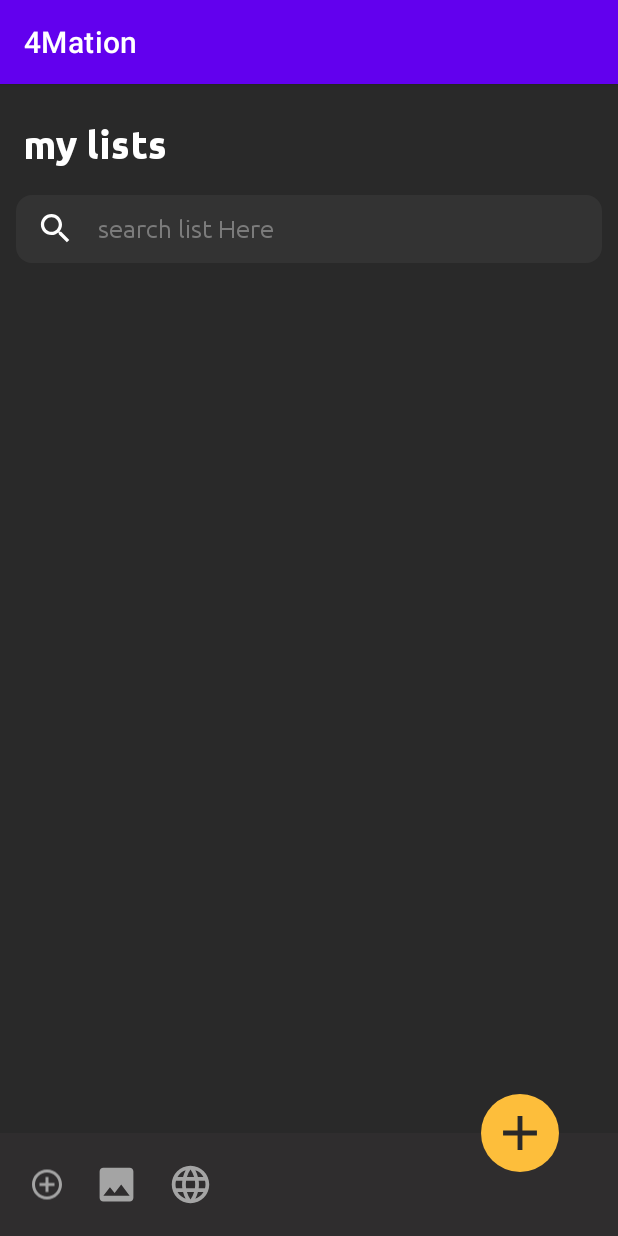
After one commit to SupunGurusinghe/MAD_Group_Project, an Android app: the ListView screen opened directly, with no data from a screen before it, on a phone screen of 412 x 824 dp. The commit adds this screen. Run offline under Robolectric (Android 15) with nearby library versions, the phone set to English and light mode, and no system bars; our stand-ins replace sdp/ssp sizes.

Commit message:
Create list view layout

```diff
--- /dev/null
+++ b/app/src/main/java/com/example/a4mation/activities/ListView.java
@@ -0,0 +1,16 @@
+package com.example.a4mation.activities;
+
+import androidx.appcompat.app.AppCompatActivity;
+
+import android.os.Bundle;
+
+import com.example.a4mation.R;
+
+public class ListView extends AppCompatActivity {
+
+    @Override
+    protected void onCreate(Bundle savedInstanceState) {
+        super.onCreate(savedInstanceState);
+        setContentView(R.layout.activity_list_view);
+    }
+}
--- a/app/src/main/res/layout/activity_list_new_view.xml
+++ b/app/src/main/res/layout/activity_list_view.xml
@@ -6,7 +6,7 @@
     android:layout_height="match_parent"
     xmlns:app="http://schemas.android.com/apk/res-auto"
     android:background="@color/colorPrimary"
-    tools:context=".MainActivity">
+    tools:context=".activities.ListView">
 
     <TextView
         android:id="@+id/textMyNotes"
@@ -40,7 +40,7 @@
             android:layout_width="@dimen/_20sdp"
             android:layout_height="@dimen/_20sdp"
             android:contentDescription="@string/app_name"
-            android:src="@drawable/ic_list_search"/>
+            app:srcCompat="@drawable/ic_list_search"/>
 
 
         <EditText
@@ -89,7 +89,7 @@
             android:layout_width="wrap_content"
             android:layout_height="@dimen/_23sdp"
             android:contentDescription="@string/app_name"
-            android:src="@drawable/ic_list_add_outline"
+            app:srcCompat="@drawable/ic_list_add_outline"
             app:tint="@color/colorIcons"/>
 
         <ImageView
@@ -98,7 +98,7 @@
             android:layout_height="@dimen/_23sdp"
             android:layout_marginLeft="@dimen/_15sdp"
             android:contentDescription="@string/app_name"
-            android:src="@drawable/ic_list_image"
+            app:srcCompat="@drawable/ic_list_image"
             app:tint="@color/colorIcons"/>
 
         <ImageView
@@ -107,7 +107,7 @@
             android:layout_height="@dimen/_23sdp"
             android:layout_marginLeft="@dimen/_15sdp"
             android:contentDescription="@string/app_name"
-            android:src="@drawable/ic_list_web_link"
+            app:srcCompat="@drawable/ic_list_web_link"
             app:tint="@color/colorIcons"/>
 
     </LinearLayout>
@@ -120,7 +120,7 @@
         android:background="@drawable/background_list_add_button"
         android:contentDescription="@string/app_name"
         android:padding="@dimen/_5sdp"
-        android:src="@drawable/ic_list_add"
+        app:srcCompat="@drawable/ic_list_add"
         app:tint="@color/colorPrimary"
         app:layout_constraintBottom_toTopOf="@+id/layoutQuickActions"
         app:layout_constraintEnd_toEndOf="parent"
```
Also changed, not shown: app/src/main/AndroidManifest.xml (+4 -5 lines).
